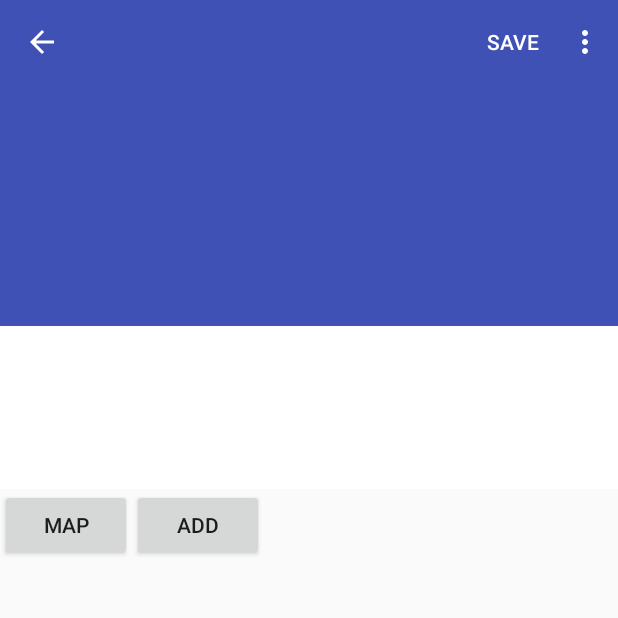
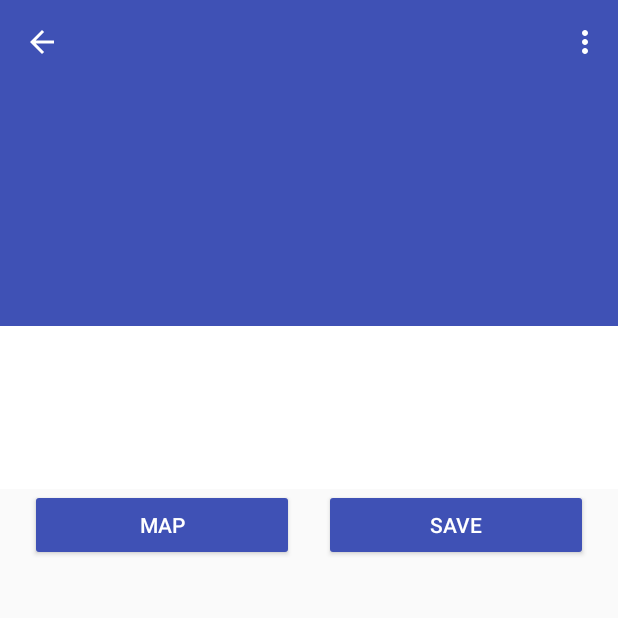
Before and after one commit to aaronfields/yelpProject, an Android app: the CheeseActivity screen opened directly, with no data from a screen before it, after a tap on "SAVE", on a phone screen of 412 x 824 dp, the top half of it. Run offline under Robolectric (Android 15) with nearby library versions, the phone set to English and light mode, and no system bars; our stand-ins replace Firebase (no records; nobody signed in at launch, a user with empty details on screens opened directly), Picasso; libraries missing offline, so code that uses them is left out: com.twitter.sdk, com.yelp.clientlib; pictures from the network do not load; 20 statements that could not run were skipped.

Commit message:
3:55 detail layout

```diff
--- a/YelpTwitter/app/src/main/java/ly/generalassemb/yelptwitter/CheeseActivity.java
+++ b/YelpTwitter/app/src/main/java/ly/generalassemb/yelptwitter/CheeseActivity.java
@@ -212,16 +212,15 @@ public class CheeseActivity extends AppCompatActivity {
     @Override
     public boolean onOptionsItemSelected(MenuItem item) {
         switch (item.getItemId()) {
-            case R.id.action_save:
-                addToLikes();
-                break;
-            case R.id.action_menu:
-                //TODO: If there's a menu link, provide it
-                break;
-            case R.id.action_map:
-                goToMaps();
-
-                break;
+//            case R.id.action_save:
+//                addToLikes();
+//                break;
+//            case R.id.action_menu:
+//                //TODO: If there's a menu link, provide it
+//                break;
+//            case R.id.action_map:
+//                goToMaps();
+//                break;
             case R.id.action_likes:
                 Intent intent = new Intent(CheeseActivity.this, LikesActivity.class);
                 startActivity(intent);
--- a/YelpTwitter/app/src/main/java/ly/generalassemb/yelptwitter/LikesActivity.java
+++ b/YelpTwitter/app/src/main/java/ly/generalassemb/yelptwitter/LikesActivity.java
@@ -5,7 +5,6 @@ import android.support.v7.app.AppCompatActivity;
 import android.support.v7.widget.LinearLayoutManager;
 import android.support.v7.widget.RecyclerView;
 import android.util.Log;
-import android.widget.Button;
 
 import com.google.firebase.database.ChildEventListener;
 import com.google.firebase.database.DataSnapshot;
@@ -101,6 +100,7 @@ public class LikesActivity extends AppCompatActivity {
         userRef.addChildEventListener(listener);
 
 
+
 //        mSubmit.setOnClickListener(new View.OnClickListener() {
 //            @Override
 //            public void onClick(View view) {
@@ -115,6 +115,7 @@ public class LikesActivity extends AppCompatActivity {
 //
 //            }
 //        });
+
     }
 
 
--- a/YelpTwitter/app/src/main/java/ly/generalassemb/yelptwitter/LikesAdapter.java
+++ b/YelpTwitter/app/src/main/java/ly/generalassemb/yelptwitter/LikesAdapter.java
@@ -1,6 +1,8 @@
 package ly.generalassemb.yelptwitter;
 
 import android.content.Context;
+import android.content.Intent;
+import android.os.Bundle;
 import android.support.v7.widget.RecyclerView;
 import android.view.LayoutInflater;
 import android.view.View;
@@ -11,9 +13,7 @@ import android.widget.TextView;
 import com.squareup.picasso.Picasso;
 
 import java.util.ArrayList;
-import java.util.Collections;
 import java.util.List;
-import java.util.Random;
 
 /**
  * Created by brendan on 7/19/16.
@@ -80,9 +80,14 @@ public class LikesAdapter extends RecyclerView.Adapter<LikesAdapter.likesViewHol
             int position = getAdapterPosition();
             // TODO: set up detail activity to hande clicks
 
+            Food food = ResultsSingleton.getInstance().getFoodAtPosition(position);
+            Intent intent = new Intent(this.context, CheeseActivity.class);
+            Bundle bundle = new Bundle();
+            bundle.putString("rest_name", food.getRestaurantName());
+            bundle.putString("image_url", food.getFoodPic());
+            intent.putExtras(bundle);
+            this.context.startActivity(intent);
+            }
 
         }
     }
-
-
-}
--- a/YelpTwitter/app/src/main/res/layout/activity_cheese.xml
+++ b/YelpTwitter/app/src/main/res/layout/activity_cheese.xml
@@ -95,15 +95,24 @@
             android:orientation="horizontal">
         <Button
             android:id="@+id/mapsButton"
-            android:layout_width="wrap_content"
+            android:layout_width="match_parent"
             android:layout_height="wrap_content"
+            android:layout_weight="1"
+            android:layout_marginLeft="20dp"
+            android:layout_marginRight="10dp"
             android:text="MAP"
-            />
+            android:backgroundTint="@color/colorPrimary"
+            android:textColor="#FFFFFF"/>
             <Button
                 android:id="@+id/addButton"
-                android:layout_width="wrap_content"
+                android:layout_width="match_parent"
                 android:layout_height="wrap_content"
-                android:text="ADD"/>
+                android:layout_weight="1"
+                android:layout_marginRight="20dp"
+                android:layout_marginLeft="10dp"
+                android:text="SAVE"
+                android:textColor="#FFFFFF"
+                android:backgroundTint="@color/colorPrimary"/>
         </LinearLayout>
 
 
--- a/YelpTwitter/app/src/main/res/menu/restaurant_menu.xml
+++ b/YelpTwitter/app/src/main/res/menu/restaurant_menu.xml
@@ -1,23 +1,23 @@
 <?xml version="1.0" encoding="utf-8"?>
 <menu xmlns:android="http://schemas.android.com/apk/res/android"
       xmlns:app="http://schemas.android.com/apk/res-auto">
-    <item
-    android:id="@+id/action_menu"
-    android:title="Menu"
-    app:showAsAction="never"/>
+    <!--<item-->
+    <!--android:id="@+id/action_menu"-->
+    <!--android:title="Menu"-->
+    <!--app:showAsAction="never"/>-->
 
-    <item
-        android:id="@+id/action_map"
-        android:title="Map"
-        app:showAsAction="never"/>
+    <!--<item-->
+        <!--android:id="@+id/action_map"-->
+        <!--android:title="Map"-->
+        <!--app:showAsAction="never"/>-->
 
-    <item
-        android:id="@+id/action_save"
-        android:title="Save"
-        app:showAsAction="always"/>
+    <!--<item-->
+        <!--android:id="@+id/action_save"-->
+        <!--android:title="Save"-->
+        <!--app:showAsAction="always"/>-->
     <item
         android:id="@+id/action_likes"
-        android:title="Likes"
+        android:title="Go to Likes"
         app:showAsAction="never"/>
 
 </menu>
--- a/YelpTwitter/app/src/main/res/values/colors.xml
+++ b/YelpTwitter/app/src/main/res/values/colors.xml
@@ -1,6 +1,6 @@
 <?xml version="1.0" encoding="utf-8"?>
 <resources>
-    <color name="colorPrimary">#3F51B5</color>
+    <color name="colorPrimary">#3f51b5</color>
     <color name="colorPrimaryDark">#303F9F</color>
     <color name="colorAccent">#FF4081</color>
 </resources>
```
